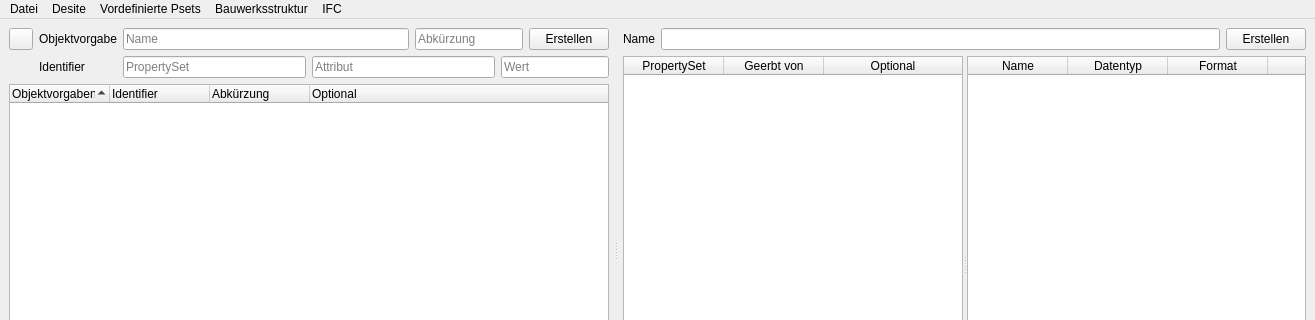
c-mellueh/SOM-Toolkit, file som_gui/qt_designs/MainWindow.ui: the form before one commit; both pictures show x 0 to 1315 and y 0 to 320 of the 1315 by 503 pixel window.
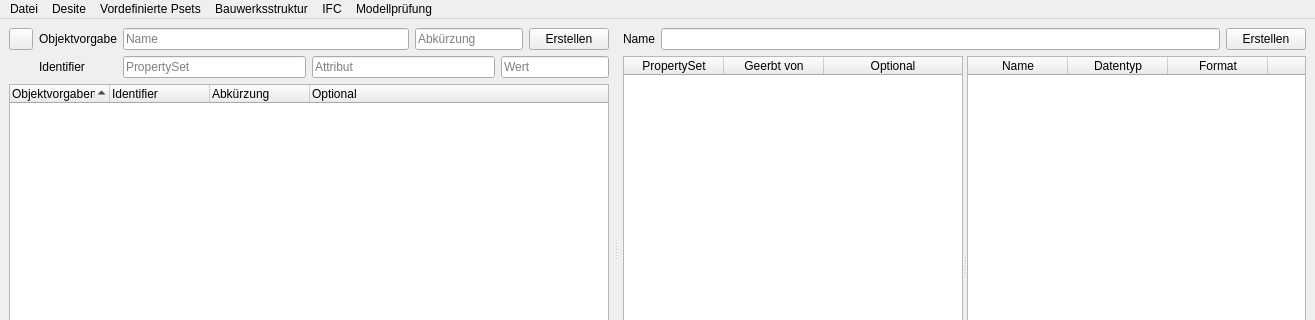
The form after the commit.

What changed in the file:
```diff
--- a/som_gui/qt_designs/MainWindow.ui
+++ b/som_gui/qt_designs/MainWindow.ui
@@ -483,11 +483,20 @@
     <addaction name="action_create_groups"/>
     <addaction name="action_model_control"/>
    </widget>
+   <widget class="QMenu" name="menu_modelcheck">
+    <property name="title">
+     <string>Modellprüfung</string>
+    </property>
+    <addaction name="action_desite_js"/>
+    <addaction name="action_desite_csv"/>
+    <addaction name="action_bim_collab"/>
+   </widget>
    <addaction name="menuFile"/>
    <addaction name="menuDesite"/>
    <addaction name="menuPredefined_Psets"/>
    <addaction name="menuShow_Graphs"/>
    <addaction name="menu_ifc"/>
+   <addaction name="menu_modelcheck"/>
   </widget>
   <widget class="QStatusBar" name="statusbar"/>
   <action name="action_file_new">
```
Left out of the diff: 21 changed lines with no effect on the pictures.
